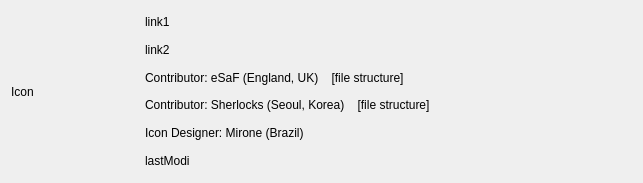
This is aboutdialog.ui in ic005k/OCAuxiliaryTools as Qt 5 draws it before an edit. The edited form follows.
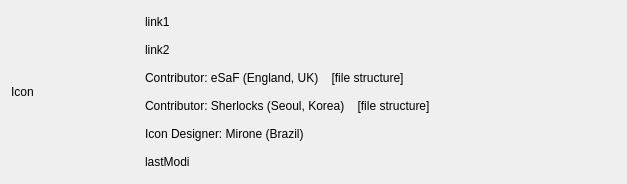
This is the edited form.

```diff
--- a/aboutdialog.ui
+++ b/aboutdialog.ui
@@ -6,8 +6,8 @@
    <rect>
     <x>0</x>
     <y>0</y>
-    <width>643</width>
-    <height>183</height>
+    <width>627</width>
+    <height>184</height>
    </rect>
   </property>
   <property name="windowTitle">
```
